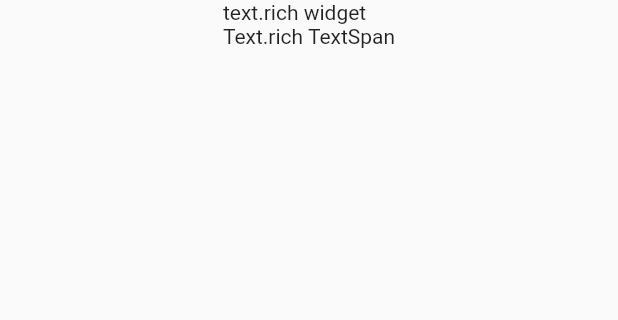
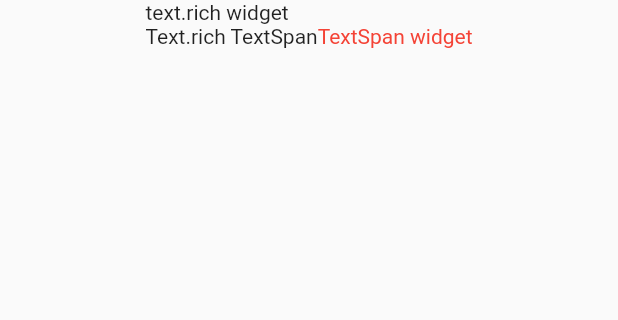
Before and after one commit to Zephyras/_widget_apps, a Flutter app: the screen it shows after launch, on a phone screen of 412 x 824 dp, the part 336-656 px from its top. Run offline on Flutter 3.47's test engine with Material 2 defaults, Android fonts, the light colour scheme and no system bars.

Commit message:
add rich_text_widget
add rich_text_widget

```diff
--- a/richtext_widget_app/lib/main.dart
+++ b/richtext_widget_app/lib/main.dart
@@ -61,8 +61,13 @@ class _MyHomePageState extends State<MyHomePage> {
                 children: [
                   TextSpan(
                     text: 'Text.rich TextSpan'),
+                  TextSpan(
+                    text:'TextSpan widget',
+                    style: TextStyle(color:  Colors.red),
+                  ),
               ],
-              ))//TextSpan()
+              )),
+
             ],
           ),
         ),
```
